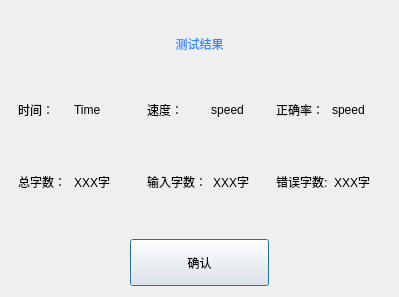
WangSuhang123/Fingertip-Light-Chase, file settlementdialog.ui: the form before one commit.
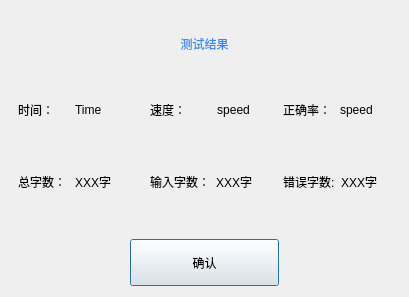
The form after the commit.

What changed in the file:
```diff
--- a/settlementdialog.ui
+++ b/settlementdialog.ui
@@ -6,7 +6,7 @@
    <rect>
     <x>0</x>
     <y>0</y>
-    <width>399</width>
+    <width>409</width>
     <height>297</height>
    </rect>
   </property>
```
Left out of the diff: 3 changed lines with no effect on the pictures.
